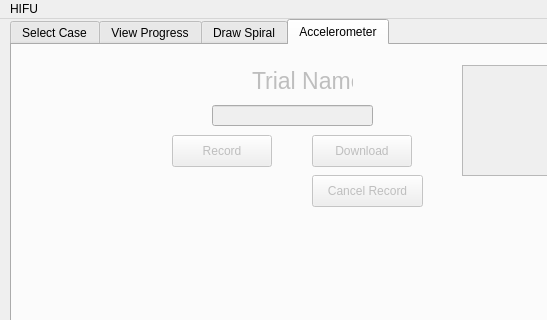
aet37/Spiral-Drawing, file spiralDraw.ui: the form before one commit; both pictures show x 0 to 547 and y 0 to 320 of the 779 by 439 pixel window.
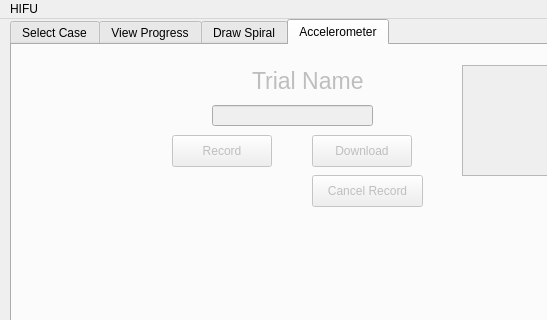
The form after the commit.

```diff
--- a/spiralDraw.ui
+++ b/spiralDraw.ui
@@ -148,7 +148,7 @@
        <rect>
         <x>240</x>
         <y>20</y>
-        <width>101</width>
+        <width>111</width>
         <height>31</height>
        </rect>
       </property>
```
